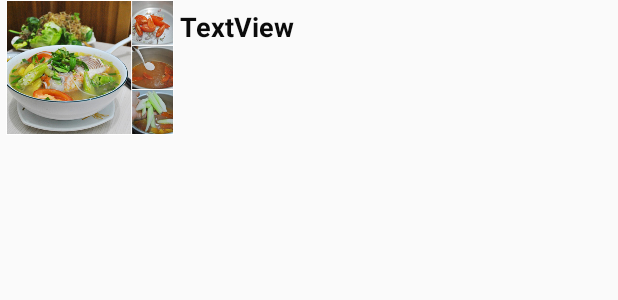
After one commit to ToolHack2/SMARTFOODY, an Android app: the layout videoadapter.xml on its own in the app's theme, with its tools: preview values and no code run, on a phone screen of 412 x 824 dp. The commit adds this screen. Shown: the top 300 px of the screen. Run offline under Robolectric (Android 15) with nearby library versions, the phone set to English and light mode, and no system bars.

Commit message:
update code
update list video

```diff
--- a/SMARTFOODY/app/build.gradle
+++ b/SMARTFOODY/app/build.gradle
@@ -29,8 +29,10 @@ dependencies {
     compile 'com.android.support:design:26.+'
     compile 'com.google.zxing:core:3.2.1'
     compile'com.journeyapps:zxing-android-embedded:3.2.0@aar'
+    compile 'com.android.volley:volley:1.1.0'
     compile 'com.android.support.constraint:constraint-layout:1.0.2'
     testCompile 'junit:junit:4.12'
+    compile 'com.squareup.picasso:picasso:2.5.2'
     compile files('libs/YouTubeAndroidPlayerApi.jar')
 
 }
--- a/SMARTFOODY/app/src/main/AndroidManifest.xml
+++ b/SMARTFOODY/app/src/main/AndroidManifest.xml
@@ -12,7 +12,7 @@
         android:roundIcon="@mipmap/ic_launcher_round"
         android:supportsRtl="true"
         android:theme="@style/AppTheme">
-        <activity android:name=".MainActivity">
+        <activity android:name=".View.ViewVideo">
             <intent-filter>
                 <action android:name="android.intent.action.MAIN" />
 
@@ -21,7 +21,7 @@
 
         </activity>
         <activity android:name=".AcitvityHome.CANH"/>
-        <activity android:name=".View.ViewVideo"/>
+        <activity android:name=".MainActivity"/>
     </application>
 
 </manifest>
--- /dev/null
+++ b/SMARTFOODY/app/src/main/res/layout/videoadapter.xml
@@ -0,0 +1,24 @@
+<?xml version="1.0" encoding="utf-8"?>
+<LinearLayout xmlns:android="http://schemas.android.com/apk/res/android"
+    xmlns:app="http://schemas.android.com/apk/res-auto"
+    android:layout_width="match_parent"
+    android:layout_height="match_parent"
+    android:orientation="horizontal">
+
+    <ImageView
+        android:id="@+id/imgvideo"
+        android:layout_width="120dp"
+        android:layout_height="90dp"
+        app:srcCompat="@drawable/moncanh" />
+
+    <TextView
+        android:id="@+id/txttitle"
+        android:layout_width="match_parent"
+        android:layout_height="wrap_content"
+        android:layout_marginTop="5dp"
+        android:text="TextView"
+        android:textColor="@color/black"
+        android:textSize="18dp"
+        android:textStyle="bold" />
+
+</LinearLayout>
```
Also changed, not shown: SMARTFOODY/app/src/main/java/com/example/user/smartfoody/Adapter/VideoAdapter.java (added, +76 -0 lines), SMARTFOODY/app/src/main/java/com/example/user/smartfoody/View/Video.java (added, +43 -0 lines), SMARTFOODY/app/src/main/java/com/example/user/smartfoody/View/ViewVideo.java (+85 -2 lines), SMARTFOODY/app/src/main/res/layout/viewvideo.xml (+13 -7 lines), SMARTFOODY/app/src/main/res/drawable/viewmorebg.png (added).
